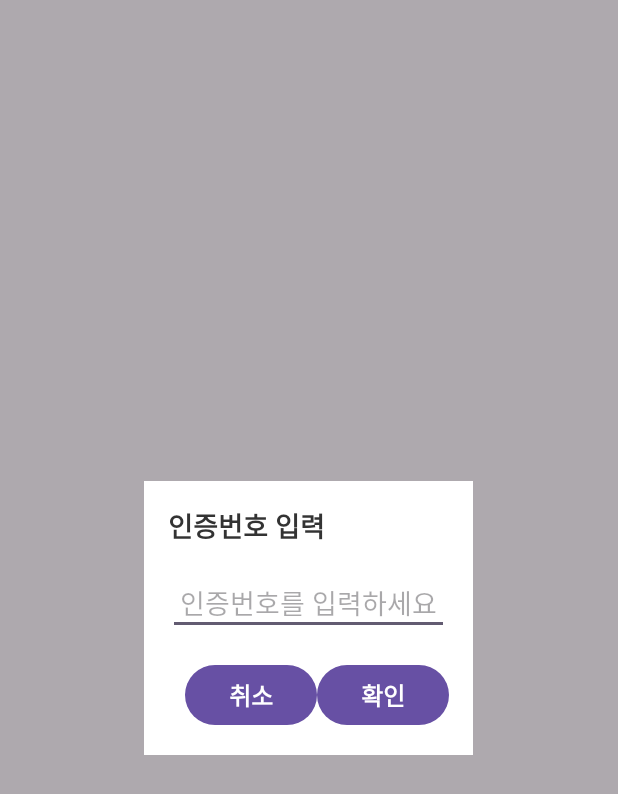
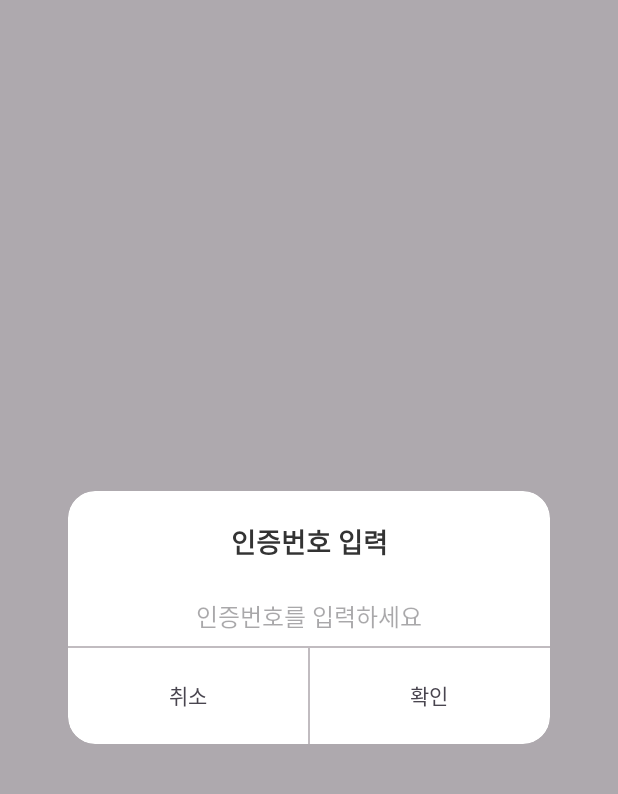
Before and after one commit to festal-kestrel/wedding-book-keeper-android, an Android app: the fragment VerificationCodeDialogFragment shown on its own in the app's theme, on a phone screen of 412 x 824 dp. Shown: the top 794 px of the screen. Run offline under Robolectric (Android 15) with nearby library versions, the phone set to English and light mode, and no system bars; our stand-ins replace data binding.

Commit message:
feat: 인증코드 다이얼로그 ui 구현
issue: #5

```diff
--- a/app/src/main/java/com/example/wedding_book_keeper/presentation/view/wedding/partner/PartnerConnectActivity.kt
+++ b/app/src/main/java/com/example/wedding_book_keeper/presentation/view/wedding/partner/PartnerConnectActivity.kt
@@ -16,7 +16,7 @@ class PartnerConnectActivity : BaseActivity<ActivityPartnerConnectBinding>(R.lay
 
     private fun initEvent() {
         binding.btnNext.setOnClickListener {
-            val intent = Intent(this, ScheduleActivity::class.java);
+            val intent = Intent(this, ScheduleActivity::class.java)
             startActivity(intent)
         }
         binding.btnPartnerConnect.setOnClickListener {
--- a/app/src/main/java/com/example/wedding_book_keeper/presentation/view/wedding/partner/VerificationCodeDialogFragment.kt
+++ b/app/src/main/java/com/example/wedding_book_keeper/presentation/view/wedding/partner/VerificationCodeDialogFragment.kt
@@ -7,18 +7,19 @@ import android.view.LayoutInflater
 import android.view.View
 import android.view.ViewGroup
 import android.widget.Toast
+import androidx.databinding.DataBindingUtil
 import androidx.fragment.app.DialogFragment
+import com.example.wedding_book_keeper.R
 import com.example.wedding_book_keeper.databinding.FragmentVerificationCodeDialogBinding
 
 class VerificationCodeDialogFragment : DialogFragment() {
 
     private var _binding: FragmentVerificationCodeDialogBinding? = null
     private val binding get() = _binding!!
-
-    private var onVerificationCodeEnteredListener: OnVerificationCodeEnteredListener? = null
+    private var onSubmitClickListener: OnVerificationCodeEnteredListener? = null
 
     override fun onCreateView(inflater: LayoutInflater, container: ViewGroup?, savedInstanceState: Bundle?): View {
-        _binding = FragmentVerificationCodeDialogBinding.inflate(inflater, container, false)
+        _binding = DataBindingUtil.inflate(inflater, R.layout.fragment_verification_code_dialog, container, false)
         return binding.root
     }
 
@@ -26,14 +27,27 @@ class VerificationCodeDialogFragment : DialogFragment() {
         super.onViewCreated(view, savedInstanceState)
         dialog?.window?.setBackgroundDrawable(ColorDrawable(Color.TRANSPARENT))
 
+        setLayout();
         binding.btnSubmit.setOnClickListener {
             val verificationCode = binding.editVerificationCode.text.toString().trim()
-            onVerificationCodeEnteredListener?.onVerificationCodeEntered(verificationCode)
+            onSubmitClickListener?.onVerificationCodeEntered(verificationCode)
             Toast.makeText(context, "인증번호 : $verificationCode", Toast.LENGTH_SHORT).show()
             dismiss()
         }
         binding.btnCancel.setOnClickListener {
             dismiss()
+        }
+    }
+
+    private fun setLayout() {
+        requireNotNull(dialog).apply {
+            requireNotNull(window).apply {
+                setLayout(
+                    (resources.displayMetrics.widthPixels * 0.78).toInt(),
+                    ViewGroup.LayoutParams.WRAP_CONTENT
+                )
+                setBackgroundDrawableResource(R.drawable.bg_rect_white_r18)
+            }
         }
     }
 
@@ -43,7 +57,7 @@ class VerificationCodeDialogFragment : DialogFragment() {
     }
 
     fun setOnVerificationCodeEnteredListener(listener: OnVerificationCodeEnteredListener) {
-        this.onVerificationCodeEnteredListener = listener
+        this.onSubmitClickListener = listener
     }
 
     interface OnVerificationCodeEnteredListener {
--- /dev/null
+++ b/app/src/main/res/drawable/bg_rect_white_r18.xml
@@ -0,0 +1,8 @@
+<?xml version="1.0" encoding="utf-8"?>
+<shape xmlns:android="http://schemas.android.com/apk/res/android"
+  android:shape="rectangle">
+
+  <solid android:color="@color/white" />
+  <corners android:radius="18dp" />
+
+</shape>
--- a/app/src/main/res/layout/fragment_verification_code_dialog.xml
+++ b/app/src/main/res/layout/fragment_verification_code_dialog.xml
@@ -3,57 +3,79 @@
   xmlns:app="http://schemas.android.com/apk/res-auto"
   xmlns:tools="http://schemas.android.com/tools">
 
-  <LinearLayout
-    android:layout_width="match_parent"
+  <androidx.constraintlayout.widget.ConstraintLayout
+    android:layout_width="wrap_content"
     android:layout_height="wrap_content"
-    android:orientation="vertical"
-    android:padding="16dp"
-    android:background="@android:color/white">
+    tools:context=".util.RangeTimePickerDialogFragment">
 
     <TextView
-      android:id="@+id/txt_verification_code"
+      android:id="@+id/txt_verification_code_desc"
       android:textStyle="bold"
-      android:layout_width="match_parent"
+      android:layout_width="wrap_content"
       android:layout_height="wrap_content"
+      android:layout_marginTop="20dp"
       android:text="인증번호 입력"
       android:textColor="#333333"
-      android:textSize="18sp" />
+      android:textSize="18sp"
+      app:layout_constraintEnd_toEndOf="parent"
+      app:layout_constraintStart_toStartOf="parent"
+      app:layout_constraintTop_toTopOf="parent" />
 
     <EditText
       android:id="@+id/edit_verification_code"
-      android:layout_width="match_parent"
+      android:layout_width="wrap_content"
       android:layout_height="wrap_content"
       android:layout_marginTop="16dp"
+      android:padding="8dp"
+      android:background="@android:color/transparent"
       android:hint="인증번호를 입력하세요"
-      android:padding="8dp" />
-    <!--      android:background="@drawable/edittext_background_apple"-->
+      android:textAlignment="center"
+      android:textColor="#333333"
+      android:textSize="16sp"
+      app:layout_constraintEnd_toEndOf="parent"
+      app:layout_constraintStart_toStartOf="parent"
+      app:layout_constraintTop_toBottomOf="@id/txt_verification_code_desc" />
 
-    <LinearLayout
-      android:layout_width="match_parent"
+    <View
+      android:id="@+id/divider"
+      android:layout_width="0dp"
+      android:layout_height="1dp"
+      android:background="@color/bg_gray"
+      app:layout_constraintEnd_toEndOf="parent"
+      app:layout_constraintStart_toStartOf="parent"
+      app:layout_constraintTop_toBottomOf="@+id/edit_verification_code" />
+
+    <TextView
+      android:id="@+id/btn_cancel"
+      android:layout_width="0dp"
       android:layout_height="wrap_content"
-      android:layout_marginTop="16dp"
-      android:gravity="end">
+      android:gravity="center"
+      android:paddingVertical="22dp"
+      android:text="@string/cancel"
+      app:layout_constraintEnd_toStartOf="@+id/btn_submit"
+      app:layout_constraintStart_toStartOf="parent"
+      app:layout_constraintTop_toBottomOf="@id/edit_verification_code" />
 
-      <Button
-        android:id="@+id/btn_cancel"
-        android:layout_width="wrap_content"
-        android:layout_height="wrap_content"
-        android:text="취소"
-        android:textSize="16sp"
-        android:textStyle="bold"
-        android:padding="8dp" />
+    <TextView
+      android:id="@+id/btn_submit"
+      android:layout_width="0dp"
+      android:layout_height="0dp"
+      android:gravity="center"
+      android:text="@string/confirm"
+      app:layout_constraintBottom_toBottomOf="@+id/btn_cancel"
+      app:layout_constraintEnd_toEndOf="parent"
+      app:layout_constraintStart_toEndOf="@id/btn_cancel"
+      app:layout_constraintTop_toTopOf="@+id/btn_cancel" />
+    <!--    android:background="@color/gray_200"-->
 
-      <Button
-        android:id="@+id/btn_submit"
-        android:layout_width="wrap_content"
-        android:layout_height="wrap_content"
-        android:text="확인"
-        android:textSize="16sp"
-        android:textStyle="bold"
-        android:padding="8dp" />
-
-    </LinearLayout>
-
-  </LinearLayout>
-
+    <View
+      android:id="@+id/divider_button"
+      android:layout_width="1dp"
+      android:layout_height="0dp"
+      android:background="@color/bg_gray"
+      app:layout_constraintBottom_toBottomOf="parent"
+      app:layout_constraintEnd_toStartOf="@+id/btn_submit"
+      app:layout_constraintStart_toEndOf="@+id/btn_cancel"
+      app:layout_constraintTop_toBottomOf="@+id/edit_verification_code" />
+  </androidx.constraintlayout.widget.ConstraintLayout>
 </layout>
--- a/app/src/main/res/values/colors.xml
+++ b/app/src/main/res/values/colors.xml
@@ -10,4 +10,5 @@
   <color name="pt_light_pink">#EAB4B8</color>
   <color name="pt_pink">#DA5157</color>
   <color name="pt_blue">#AEC2E6</color>
+  <color name="white">#FFFFFF</color>
 </resources>
--- a/app/src/main/res/values/strings.xml
+++ b/app/src/main/res/values/strings.xml
@@ -1,3 +1,5 @@
 <resources>
   <string name="app_name">wedding-book-keeper</string>
+  <string name="confirm">확인</string>
+  <string name="cancel">취소</string>
 </resources>
```
